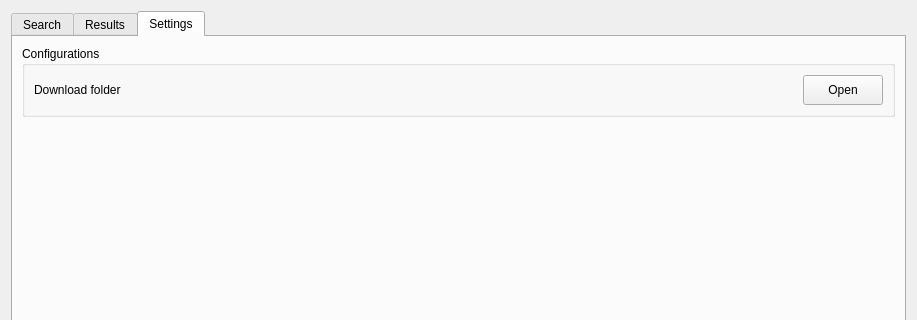
stac-utils/qgis-stac-plugin, file src/qgis_stac/ui/qgis_stac_widget.ui: the form before one commit; both pictures show x 0 to 917 and y 0 to 320 of the 917 by 977 pixel window.
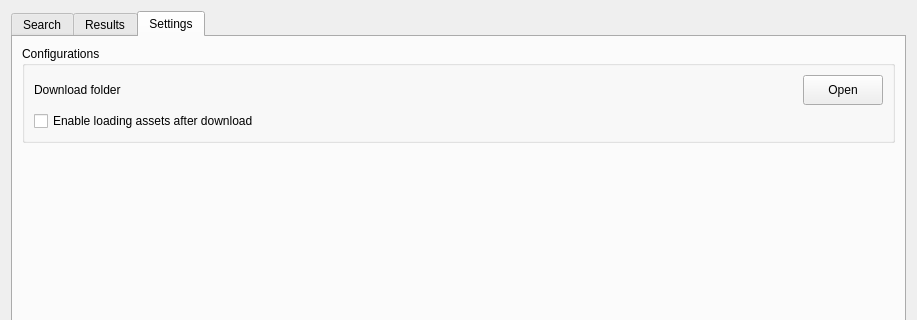
The form after the commit. The open tabs and pages were chosen to show the change. Custom widgets are drawn as their Qt base class.

Commit message: added asset auto loading setting into the plugin settings tab

```diff
--- a/src/qgis_stac/ui/qgis_stac_widget.ui
+++ b/src/qgis_stac/ui/qgis_stac_widget.ui
@@ -812,6 +812,16 @@
             </item>
            </layout>
           </item>
+          <item row="3" column="0">
+           <widget class="QCheckBox" name="asset_loading">
+            <property name="toolTip">
+             <string>&lt;html&gt;&lt;head/&gt;&lt;body&gt;&lt;p&gt;This setting enables loading item assets that can be added into QGIS as map layers after dowloading them.&lt;/p&gt;&lt;/body&gt;&lt;/html&gt;</string>
+            </property>
+            <property name="text">
+             <string>Enable loading assets after download</string>
+            </property>
+           </widget>
+          </item>
          </layout>
         </widget>
        </item>
```
Left out of the diff: 6 changed lines with no effect on the pictures. The commit also changes 4 other files.
